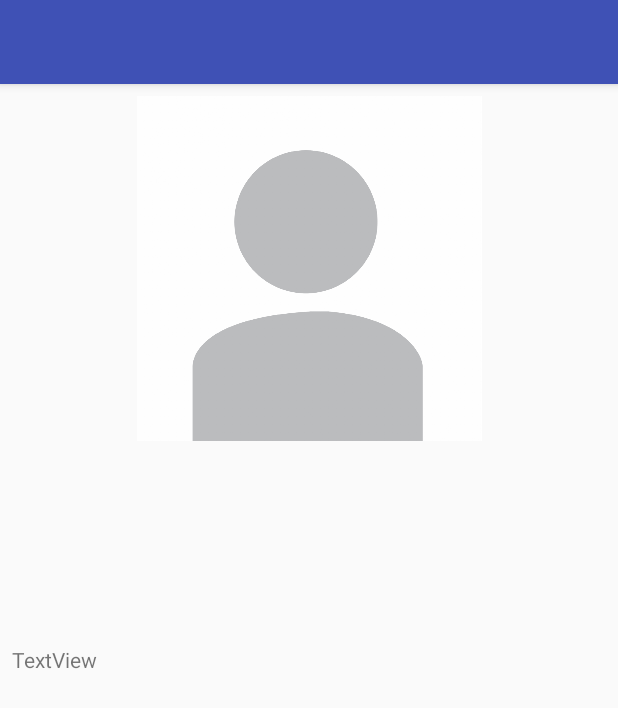
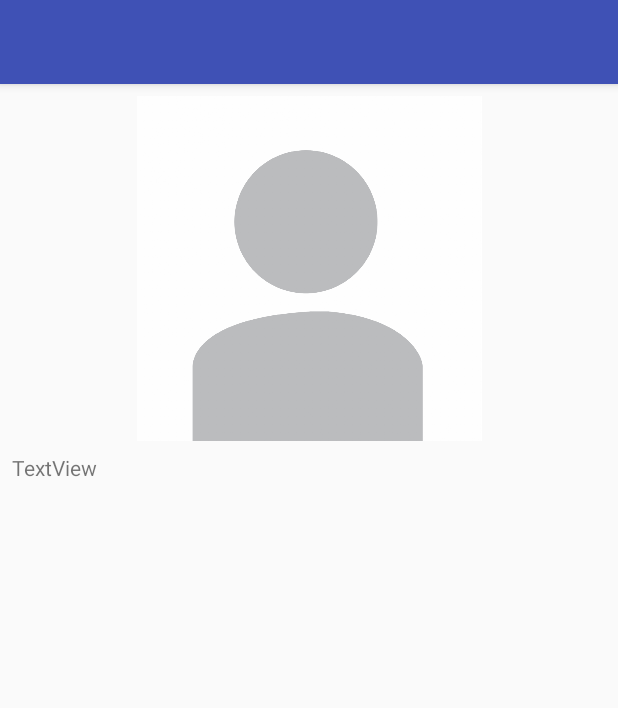
Before and after one commit to arthurvanstrien/AndroidLessons, an Android app: the ProjectDetails screen opened directly, with no data from a screen before it, on a phone screen of 412 x 824 dp. Shown: the top 708 px of the screen. Run offline under Robolectric (Android 15) with nearby library versions, the phone set to English and light mode, and no system bars.

Commit message:
Fixed the layout of the project details page.

```diff
--- a/cv_app/src/main/res/layout/activity_project_details.xml
+++ b/cv_app/src/main/res/layout/activity_project_details.xml
@@ -9,32 +9,32 @@
 
     <ImageView
         android:id="@+id/projectDetailsImage"
-        android:layout_width="0dp"
+        android:layout_width="match_parent"
         android:layout_height="230dp"
+        android:layout_marginEnd="8dp"
         android:layout_marginLeft="8dp"
         android:layout_marginRight="8dp"
+        android:layout_marginStart="8dp"
         android:layout_marginTop="8dp"
+        app:layout_constraintHorizontal_bias="0.0"
         app:layout_constraintLeft_toLeftOf="parent"
         app:layout_constraintRight_toRightOf="parent"
         app:layout_constraintTop_toTopOf="parent"
-        app:srcCompat="@drawable/generic_profile_1600x1600"
-        app:layout_constraintHorizontal_bias="0.0"
-        android:layout_marginStart="8dp"
-        android:layout_marginEnd="8dp"/>
+        app:srcCompat="@drawable/generic_profile_1600x1600"/>
 
     <TextView
         android:id="@+id/projectDetailsContent"
-        android:layout_width="0dp"
-        android:layout_height="258dp"
-        android:layout_marginBottom="8dp"
+        android:layout_width="match_parent"
+        android:layout_height="wrap_content"
+        android:layout_marginEnd="8dp"
         android:layout_marginLeft="8dp"
         android:layout_marginRight="8dp"
+        android:layout_marginStart="8dp"
         android:layout_marginTop="8dp"
         android:text="TextView"
-        app:layout_constraintBottom_toBottomOf="parent"
         app:layout_constraintLeft_toLeftOf="parent"
         app:layout_constraintRight_toRightOf="parent"
         app:layout_constraintTop_toBottomOf="@+id/projectDetailsImage"
-        android:layout_marginStart="8dp"
-        android:layout_marginEnd="8dp"/>
+        app:layout_constraintHorizontal_bias="0.0"
+        />
 </android.support.constraint.ConstraintLayout>
```
